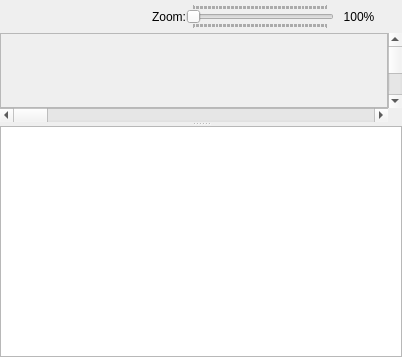
Qt form debugger/executionvisualizerdockwidget.ui (christopherpow/nesicide) before a commit.
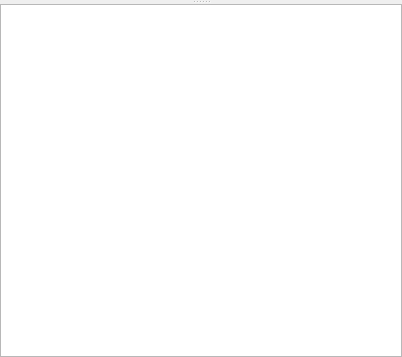
The same form after that commit.

Commit message: Replacing unique renderers with a single renderer. Adding pan/zoom functionality to all displays using a single pan/zoom renderer class.

What changed in the file:
```diff
--- a/debugger/executionvisualizerdockwidget.ui
+++ b/debugger/executionvisualizerdockwidget.ui
@@ -44,92 +44,6 @@
          <number>0</number>
         </property>
         <item row="0" column="0">
-         <layout class="QHBoxLayout" name="horizontalLayout">
-          <property name="margin">
-           <number>4</number>
-          </property>
-          <item>
-           <spacer name="horizontalSpacer">
-            <property name="orientation">
-             <enum>Qt::Horizontal</enum>
-            </property>
-            <property name="sizeHint" stdset="0">
-             <size>
-              <width>40</width>
-              <height>20</height>
-             </size>
-            </property>
-           </spacer>
-          </item>
-          <item>
-           <widget class="QLabel" name="label_2">
-            <property name="text">
-             <string>Zoom:</string>
-            </property>
-           </widget>
-          </item>
-          <item>
-           <widget class="QSlider" name="zoomSlider">
-            <property name="minimum">
-             <number>100</number>
-            </property>
-            <property name="maximum">
-             <number>10000</number>
-            </property>
-            <property name="singleStep">
-             <number>100</number>
-            </property>
-            <property name="pageStep">
-             <number>100</number>
-            </property>
-            <property name="orientation">
-             <enum>Qt::Horizontal</enum>
-            </property>
-            <property name="invertedAppearance">
-             <bool>false</bool>
-            </property>
-            <property name="invertedControls">
-             <bool>false</bool>
-            </property>
-            <property name="tickPosition">
-             <enum>QSlider::TicksBothSides</enum>
-            </property>
-            <property name="tickInterval">
-             <number>100</number>
-            </property>
-           </widget>
-          </item>
-          <item>
-           <widget class="QLabel" name="zoomValueLabel">
-            <property name="sizePolicy">
-             <sizepolicy hsizetype="Fixed" vsizetype="Preferred">
-              <horstretch>0</horstretch>
-              <verstretch>0</verstretch>
-             </sizepolicy>
-            </property>
-            <property name="minimumSize">
-             <size>
-              <width>50</width>
-              <height>0</height>
-             </size>
-            </property>
-            <property name="maximumSize">
-             <size>
-              <width>50</width>
-              <height>16777215</height>
-             </size>
-            </property>
-            <property name="text">
-             <string>100%</string>
-            </property>
-            <property name="alignment">
-             <set>Qt::AlignCenter</set>
-            </property>
-           </widget>
-          </item>
-         </layout>
-        </item>
-        <item row="1" column="0">
          <widget class="QFrame" name="frame">
           <property name="sizePolicy">
            <sizepolicy hsizetype="MinimumExpanding" vsizetype="MinimumExpanding">
@@ -138,7 +52,7 @@
            </sizepolicy>
           </property>
           <property name="frameShape">
-           <enum>QFrame::StyledPanel</enum>
+           <enum>QFrame::NoFrame</enum>
           </property>
           <property name="frameShadow">
            <enum>QFrame::Sunken</enum>
@@ -153,20 +67,6 @@
           </layout>
          </widget>
         </item>
-        <item row="1" column="1">
-         <widget class="QScrollBar" name="verticalScrollBar">
-          <property name="orientation">
-           <enum>Qt::Vertical</enum>
-          </property>
-         </widget>
-        </item>
-        <item row="2" column="0">
-         <widget class="QScrollBar" name="horizontalScrollBar">
-          <property name="orientation">
-           <enum>Qt::Horizontal</enum>
-          </property>
-         </widget>
-        </item>
        </layout>
       </widget>
       <widget class="QTableView" name="tableView">
```
The commit also changes 38 other files.
